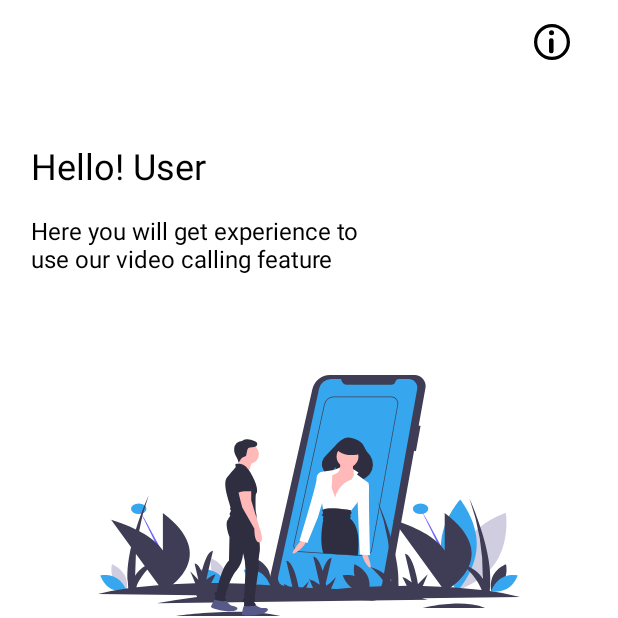
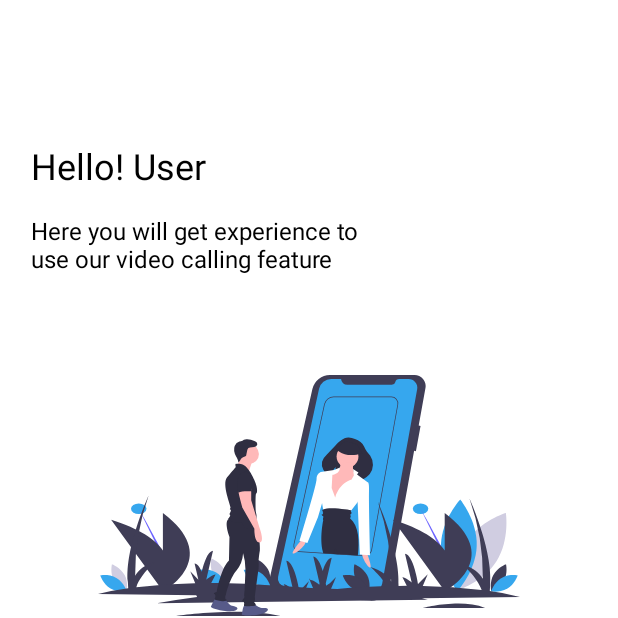
Before and after one commit to shraychona/ConnectRandom, an Android app: the screen it shows after launch (MainActivity), on a phone screen of 412 x 824 dp, the top half of it. Run offline under Robolectric (Android 15) with nearby library versions, the phone set to English and light mode, and no system bars; our stand-ins replace AdMob, Firebase (no records; nobody signed in at launch, a user with empty details on screens opened directly); libraries missing offline, so code that uses them is left out: com.afollestad.assent, com.afollestad.materialdialogs.

Commit message:
Update - info icon removed

```diff
--- a/app/src/main/res/layout/fragment_home.xml
+++ b/app/src/main/res/layout/fragment_home.xml
@@ -17,16 +17,6 @@
         android:layout_height="wrap_content"
         android:orientation="vertical"
         app:layout_constraintGuide_percent="0.95" />
-
-    <ImageView
-        android:id="@+id/ivInfo"
-        android:layout_width="wrap_content"
-        android:layout_height="wrap_content"
-        android:padding="16dp"
-        android:src="@drawable/ic_info"
-        android:layout_marginEnd="16dp"
-        app:layout_constraintEnd_toEndOf="parent"
-        app:layout_constraintTop_toTopOf="parent" />
 
     <TextView
         android:id="@+id/tvHeading"
```
